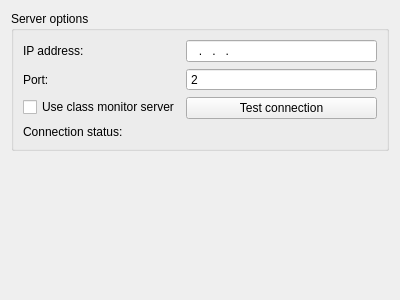
Qt form ui/options/connection.ui (Open-Typer/Open-Typer) before a commit.
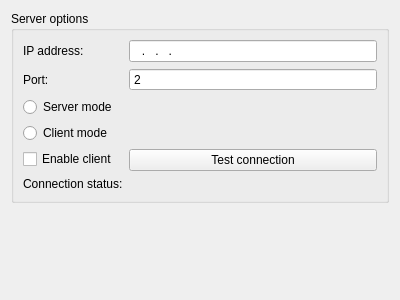
The same form after that commit.

Commit message: ui: options: connection: Add mode buttons

Diff of the .ui file:
```diff
--- a/ui/options/connection.ui
+++ b/ui/options/connection.ui
@@ -13,28 +13,7 @@
   <property name="windowTitle">
    <string notr="true"/>
   </property>
-  <layout class="QHBoxLayout" name="horizontalLayout">
-   <item alignment="Qt::AlignTop">
-    <widget class="QFrame" name="mainFrame">
-     <property name="frameShape">
-      <enum>QFrame::NoFrame</enum>
-     </property>
-     <property name="frameShadow">
-      <enum>QFrame::Plain</enum>
-     </property>
-     <layout class="QVBoxLayout" name="verticalLayout">
-      <property name="leftMargin">
-       <number>0</number>
-      </property>
-      <property name="topMargin">
-       <number>0</number>
-      </property>
-      <property name="rightMargin">
-       <number>0</number>
-      </property>
-      <property name="bottomMargin">
-       <number>0</number>
-      </property>
+  <layout class="QVBoxLayout" name="verticalLayout_2">
       <item>
        <widget class="QGroupBox" name="serverOptions">
         <property name="sizePolicy">
@@ -68,34 +47,6 @@
            </property>
           </widget>
          </item>
-         <item row="2" column="0">
-          <widget class="QCheckBox" name="serverCheckBox">
-           <property name="text">
-            <string extracomment="Do not translate class monitor">Use class monitor server</string>
-           </property>
-          </widget>
-         </item>
-         <item row="2" column="1">
-          <widget class="QPushButton" name="testButton">
-           <property name="text">
-            <string>Test connection</string>
-           </property>
-          </widget>
-         </item>
-         <item row="3" column="0">
-          <widget class="QLabel" name="statusLabel">
-           <property name="text">
-            <string>Connection status:</string>
-           </property>
-          </widget>
-         </item>
-         <item row="3" column="1">
-          <widget class="QLabel" name="statusValueLabel">
-           <property name="text">
-            <string notr="true"/>
-           </property>
-          </widget>
-         </item>
          <item row="1" column="1">
           <widget class="QSpinBox" name="portEdit">
            <property name="sizePolicy">
@@ -115,12 +66,64 @@
            </property>
           </widget>
          </item>
-        </layout>
+      <item row="2" column="0">
+       <widget class="QRadioButton" name="serverButton">
+        <property name="text">
+         <string>Server mode</string>
+        </property>
        </widget>
       </item>
+      <item row="3" column="0">
+       <widget class="QRadioButton" name="clientButton">
+        <property name="text">
+         <string>Client mode</string>
+        </property>
+       </widget>
+      </item>
+      <item row="4" column="0">
+       <widget class="QCheckBox" name="clientCheckBox">
+        <property name="text">
+         <string extracomment="Do not translate class monitor">Enable client</string>
+        </property>
+       </widget>
+      </item>
+      <item row="4" column="1">
+       <widget class="QPushButton" name="testButton">
+        <property name="text">
+         <string>Test connection</string>
+        </property>
+       </widget>
+      </item>
+      <item row="5" column="0">
+       <widget class="QLabel" name="statusLabel">
+        <property name="text">
+         <string>Connection status:</string>
+        </property>
+       </widget>
+      </item>
+      <item row="5" column="1">
+       <widget class="QLabel" name="statusValueLabel">
+        <property name="text">
+         <string notr="true"/>
+        </property>
+       </widget>
+      </item>
      </layout>
     </widget>
    </item>
+   <item>
+    <spacer name="spacer1">
+     <property name="orientation">
+      <enum>Qt::Vertical</enum>
+     </property>
+     <property name="sizeHint" stdset="0">
+      <size>
+       <width>20</width>
+       <height>40</height>
+      </size>
+     </property>
+    </spacer>
+   </item>
   </layout>
  </widget>
  <resources/>
```
Lines whose indentation alone changed are shown as unchanged.
